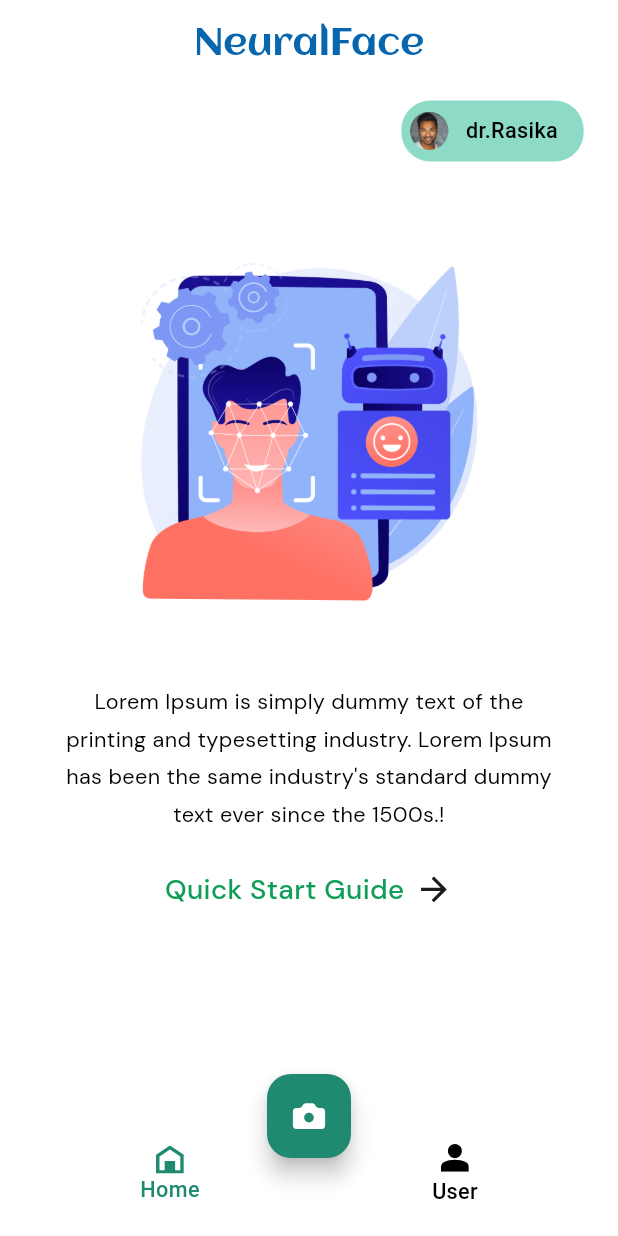
After one commit to scssandanayake/NeuralFace-Person-Identifier-Application, a Flutter app: the HomeScreenTemporaryContainerScreen screen opened by its route, after a tap on "Home", on a phone screen of 412 x 824 dp. The commit adds this screen. Run offline on Flutter 3.47's test engine with Material 3 defaults, Android fonts, the phone set to English and light mode, and no system bars; our stand-ins replace cached_network_image, cloud_firestore, firebase_auth, firebase_core, flutter_svg, shared_preferences and 1 more; accounts and stored records are empty.

Commit message:
temporary home screen and other related folders created and edited

```diff
--- a/lib/core/utils/image_constant.dart
+++ b/lib/core/utils/image_constant.dart
@@ -73,7 +73,10 @@ class ImageConstant {
 
   static String imgNavUser = '$imagePath/img_nav_user.svg';
 
+  static String imgPrinter = '$imagePath/img_printer.svg';
 
+  //home screen temporary screen images
+  static String imgBackgroundImage = '$imagePath/img_background_image.png';
 
-  static String imgPrinter = '$imagePath/img_printer.svg';
+  static String imgArrowRight = '$imagePath/img_arrow_right.svg';
 }
--- a/lib/presentation/app_navigation_screen/app_navigation_screen.dart
+++ b/lib/presentation/app_navigation_screen/app_navigation_screen.dart
@@ -80,6 +80,18 @@ class AppNavigationScreen extends StatelessWidget {
                           screenTitle: "reset password screen",
                           onTapScreenTitle: () => onTapScreenTitle(
                               context, AppRoutes.resetPasswordScreen),
+                        ),
+                        _buildScreenTitle(
+                          context,
+                          screenTitle: "temporary home screen",
+                          onTapScreenTitle: () => onTapScreenTitle(
+                              context, AppRoutes.homeScreenTemporaryPage),
+                        ),
+                        _buildScreenTitle(
+                          context,
+                          screenTitle: "home screen container screen",
+                          onTapScreenTitle: () => onTapScreenTitle(
+                              context, AppRoutes.homeScreenTemporaryContainerScreen),
                         ),
                       ],
                     ),
--- /dev/null
+++ b/lib/presentation/home_screen_temporary_container_screen/home_screen_temporary_container_screen.dart
@@ -0,0 +1,73 @@
+import 'package:person_identifier_application/presentation/home_screen_temporary_container_screen/home_screen_temporary_page.dart';
+//import 'package:person_identifier_application/presentation/scan_history_screen_page/scan_history_screen_page.dart';
+import 'package:person_identifier_application/widgets/custom_bottom_app_bar.dart';
+import 'package:person_identifier_application/widgets/custom_floating_button.dart';
+import 'package:flutter/material.dart';
+import 'package:person_identifier_application/core/app_export.dart';
+
+// ignore_for_file: must_be_immutable
+class HomeScreenTemporaryContainerScreen extends StatelessWidget {
+  HomeScreenTemporaryContainerScreen({Key? key}) : super(key: key);
+
+  GlobalKey<NavigatorState> navigatorKey = GlobalKey();
+
+  @override
+  Widget build(BuildContext context) {
+    return SafeArea(
+        child: Scaffold(
+            body: Navigator(
+                key: navigatorKey,
+                initialRoute: AppRoutes.homeScreenTemporaryPage,
+                onGenerateRoute: (routeSetting) => PageRouteBuilder(
+                    pageBuilder: (ctx, ani, ani1) =>
+                        getCurrentPage(routeSetting.name!),
+                    transitionDuration: Duration(seconds: 0))),
+            bottomNavigationBar: _buildSixtyTwo(context),
+            floatingActionButton: CustomFloatingButton(
+                height: 50,
+                width: 50,
+                backgroundColor: appTheme.teal600,
+                /*decoration: FloatingButtonStyleHelper.fillTeal,*/
+                child: CustomImageView(
+                    imagePath: ImageConstant.imgCamera,
+                    height: 25.0.v,
+                    width: 25.0.h)),
+            floatingActionButtonLocation:
+                FloatingActionButtonLocation.centerDocked));
+  }
+
+  /// Section Widget
+  Widget _buildSixtyTwo(BuildContext context) {
+    return CustomBottomAppBar(onChanged: (BottomBarEnum type) {
+      Navigator.pushNamed(navigatorKey.currentContext!, getCurrentRoute(type));
+    });
+  }
+
+  ///Handling route based on bottom click actions
+  String getCurrentRoute(BottomBarEnum type) {
+    switch (type) {
+      case BottomBarEnum.Home:
+        return AppRoutes.homeScreenTemporaryPage;
+      case BottomBarEnum.History:
+        //return AppRoutes.scanHistoryScreenPage;
+      case BottomBarEnum.Tools:
+        return "/";
+      case BottomBarEnum.User:
+        return "/";
+      default:
+        return "/";
+    }
+  }
+
+  ///Handling page based on route
+  Widget getCurrentPage(String currentRoute) {
+    switch (currentRoute) {
+      case AppRoutes.homeScreenTemporaryPage:
+        return HomeScreenTemporaryPage();
+      //case AppRoutes.scanHistoryScreenPage:
+        //return ScanHistoryScreenPage();
+      default:
+        return DefaultWidget();
+    }
+  }
+}
--- /dev/null
+++ b/lib/presentation/home_screen_temporary_container_screen/home_screen_temporary_page.dart
@@ -0,0 +1,111 @@
+import 'package:person_identifier_application/widgets/app_bar/custom_app_bar.dart';
+import 'package:person_identifier_application/widgets/app_bar/appbar_title.dart';
+import 'package:flutter/material.dart';
+import 'package:person_identifier_application/core/app_export.dart';
+
+// ignore_for_file: must_be_immutable
+class HomeScreenTemporaryPage extends StatelessWidget {
+  const HomeScreenTemporaryPage({Key? key})
+      : super(
+          key: key,
+        );
+
+  @override
+  Widget build(BuildContext context) {
+    return SafeArea(
+      child: Scaffold(
+        appBar: _buildAppBar(context),
+        body: Container(
+          width: double.maxFinite,
+          padding: EdgeInsets.symmetric(
+            horizontal: 20.h,
+            vertical: 9.v,
+          ),
+          child: Column(
+            children: [
+              Align(
+                alignment: Alignment.centerRight,
+                child: Container(
+                  padding: EdgeInsets.all(5.h),
+                  decoration: AppDecoration.fillTeal.copyWith(
+                    borderRadius: BorderRadiusStyle.roundedBorder17,
+                  ),
+                  child: Row(
+                    mainAxisSize: MainAxisSize.min,
+                    children: [
+                      CustomImageView(
+                        imagePath: ImageConstant.imgImage,
+                        height: 25.adaptSize,
+                        width: 25.adaptSize,
+                        radius: BorderRadius.circular(
+                          12.h,
+                        ),
+                      ),
+                      Padding(
+                        padding: EdgeInsets.symmetric(
+                          horizontal: 10.h,
+                          vertical: 4.v,
+                        ),
+                        child: Text(
+                          "dr.Rasika",
+                          style: theme.textTheme.bodySmall,
+                        ),
+                      ),
+                    ],
+                  ),
+                ),
+              ),
+              SizedBox(height: 45.v),
+              CustomImageView(
+                imagePath: ImageConstant.imgBackgroundImage,
+                height: 260.v,
+                width: 320.h,
+              ),
+              SizedBox(height: 33.v),
+              Container(
+                width: 290.h,
+                margin: EdgeInsets.symmetric(horizontal: 15.h),
+                child: Text(
+                  "Lorem Ipsum is simply dummy text of the printing and typesetting industry. Lorem Ipsum has been the same industry's standard dummy text ever since the 1500s.!",
+                  maxLines: 4,
+                  overflow: TextOverflow.ellipsis,
+                  textAlign: TextAlign.center,
+                  style: theme.textTheme.bodyMedium!.copyWith(
+                    height: 1.71,
+                  ),
+                ),
+              ),
+              SizedBox(height: 23.v),
+              Row(
+                mainAxisAlignment: MainAxisAlignment.center,
+                children: [
+                  Text(
+                    "Quick Start Guide",
+                    style: CustomTextStyles.titleMediumTeal60001,
+                  ),
+                  CustomImageView(
+                    imagePath: ImageConstant.imgArrowRight,
+                    height: 25.adaptSize,
+                    width: 25.adaptSize,
+                    margin: EdgeInsets.only(left: 6.h),
+                  ),
+                ],
+              ),
+              SizedBox(height: 45.v),
+            ],
+          ),
+        ),
+      ),
+    );
+  }
+
+  /// Section Widget
+  PreferredSizeWidget _buildAppBar(BuildContext context) {
+    return CustomAppBar(
+      centerTitle: true,
+      title: AppbarTitle(
+        text: "NeuralFace",
+      ),
+    );
+  }
+}
--- a/lib/routes/app_routes.dart
+++ b/lib/routes/app_routes.dart
@@ -9,6 +9,8 @@ import '../presentation/login_screen/login_screen.dart';
 import '../presentation/sign_up_screen/sign_up_screen.dart';
 import '../presentation/reset_password_screen/reset_password_screen.dart';
 import '../presentation/app_navigation_screen/app_navigation_screen.dart';
+import '../presentation/home_screen_temporary_container_screen/home_screen_temporary_page.dart';
+import '../presentation/home_screen_temporary_container_screen/home_screen_temporary_container_screen.dart';
 
 class AppRoutes {
   static const String splashScreen = '/splash_screen';
@@ -35,6 +37,10 @@ class AppRoutes {
 
   static const String appNavigationScreen = '/app_navigation_screen';
 
+  static const String homeScreenTemporaryPage = '/home_screen_temporary_page';
+
+  static const String homeScreenTemporaryContainerScreen = '/home_screen_temporary_container_screen';
+
   static Map<String, WidgetBuilder> routes = {
     splashScreen: (context) => SplashScreen(),
     onboardingScreensOneScreen: (context) => OnboardingScreensOneScreen(),
@@ -45,6 +51,8 @@ class AppRoutes {
     loginScreen: (context) => LoginScreen(),
     signUpScreen: (context) => SignUpScreen(),
     resetPasswordScreen: (context) => ResetPasswordScreen(),
-    appNavigationScreen: (context) => AppNavigationScreen()
+    appNavigationScreen: (context) => AppNavigationScreen(),
+    homeScreenTemporaryPage: (context) => HomeScreenTemporaryPage(),
+    homeScreenTemporaryContainerScreen: (context) => HomeScreenTemporaryContainerScreen()
   };
 }
--- a/lib/theme/app_decoration.dart
+++ b/lib/theme/app_decoration.dart
@@ -9,6 +9,9 @@ class AppDecoration {
   static BoxDecoration get fillOnPrimary => BoxDecoration(
         color: theme.colorScheme.onPrimary,
       );
+  static BoxDecoration get fillTeal => BoxDecoration(
+    color: appTheme.teal200,
+  );
 
   // Gradient decorations
   static BoxDecoration get gradientTealToLime => BoxDecoration(
@@ -48,6 +51,9 @@ class BorderRadiusStyle {
   static BorderRadius get circleBorder16 => BorderRadius.circular(
         16.h,
       );
+  static BorderRadius get roundedBorder17 => BorderRadius.circular(
+    17.h,
+  );
 
   // Rounded borders
   static BorderRadius get roundedBorder12 => BorderRadius.circular(
--- a/lib/theme/custom_text_style.dart
+++ b/lib/theme/custom_text_style.dart
@@ -43,7 +43,9 @@ class CustomTextStyles {
   static get titleMediumBlack900 => theme.textTheme.titleMedium!.copyWith(
     color: appTheme.black900,
   );
-
+  static get titleMediumTeal60001 => theme.textTheme.titleMedium!.copyWith(
+    color: appTheme.teal60001,
+  );
   static get titleMediumPrimary => theme.textTheme.titleMedium!.copyWith(
         color: theme.colorScheme.primary,
       );
--- a/lib/theme/theme_helper.dart
+++ b/lib/theme/theme_helper.dart
@@ -171,7 +171,7 @@ class PrimaryColors {
 
   // Teal
   Color get teal200 => Color(0XFF8DDBC7);
-
+  Color get teal60001 => Color(0XFF0F9D58);
   Color get teal400 => Color(0XFF2D9596);
   Color get teal600 => Color(0XFF1F8A70);
   Color get tealA700 => Color(0XFF00B89C);
```
Also changed, not shown: assets/images/img_arrow_right.svg (added), assets/images/img_background_image.png (added), 1 other file.
